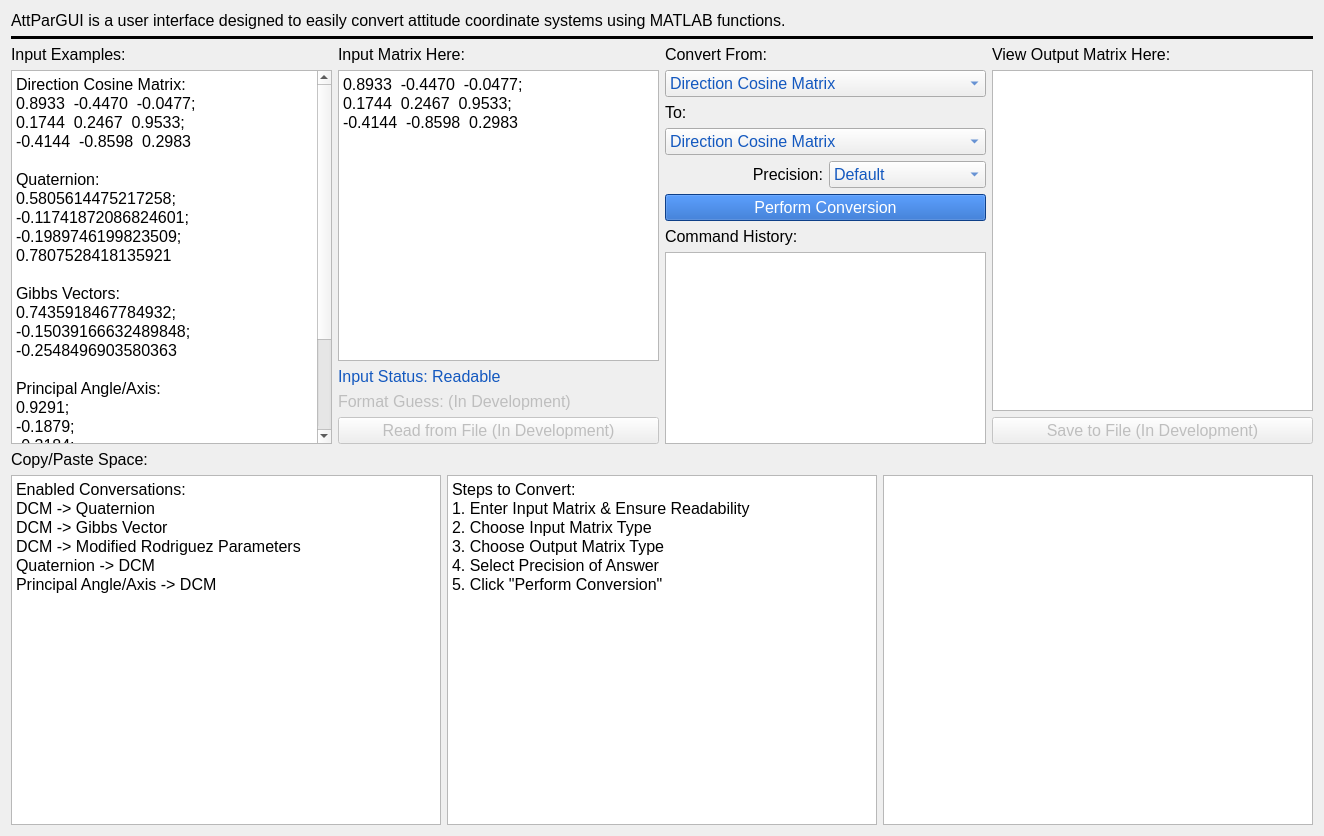
First picture: the form in Attitude/AttPar/Python_AttPar/attpar_ui.ui, repository Kheirlb/460_Project_Code, before the edit.
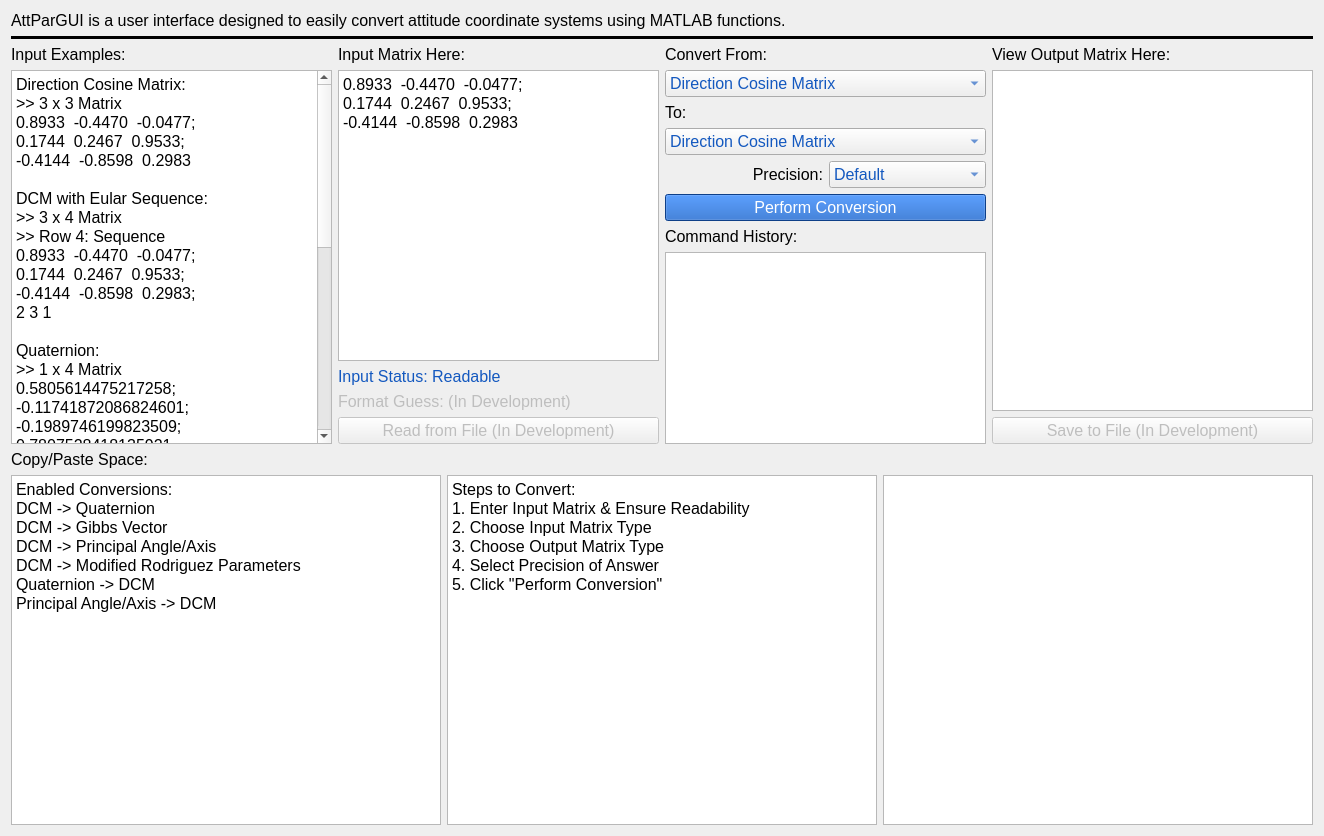
Second picture: the form after the edit.

Diff of the .ui file:
```diff
--- a/Attitude/AttPar/Python_AttPar/attpar_ui.ui
+++ b/Attitude/AttPar/Python_AttPar/attpar_ui.ui
@@ -67,29 +67,44 @@
 &lt;html&gt;&lt;head&gt;&lt;meta name=&quot;qrichtext&quot; content=&quot;1&quot; /&gt;&lt;style type=&quot;text/css&quot;&gt;
 p, li { white-space: pre-wrap; }
 &lt;/style&gt;&lt;/head&gt;&lt;body style=&quot; font-family:'MS Shell Dlg 2'; font-size:12pt; font-weight:400; font-style:normal;&quot;&gt;
-&lt;p style=&quot; margin-top:0px; margin-bottom:0px; margin-left:0px; margin-right:0px; -qt-block-indent:0; text-indent:0px;&quot;&gt;Direction Cosine Matrix:&lt;/p&gt;
+&lt;p style=&quot; margin-top:0px; margin-bottom:0px; margin-left:0px; margin-right:0px; -qt-block-indent:0; text-indent:0px;&quot;&gt;Direction Cosine Matrix: &lt;/p&gt;
+&lt;p style=&quot; margin-top:0px; margin-bottom:0px; margin-left:0px; margin-right:0px; -qt-block-indent:0; text-indent:0px;&quot;&gt;&amp;gt;&amp;gt; 3 x 3 Matrix&lt;/p&gt;
 &lt;p style=&quot; margin-top:0px; margin-bottom:0px; margin-left:0px; margin-right:0px; -qt-block-indent:0; text-indent:0px;&quot;&gt;&lt;span style=&quot; color:#000000;&quot;&gt;0.8933  -0.4470  -0.0477;&lt;/span&gt;&lt;/p&gt;
 &lt;p style=&quot; margin-top:0px; margin-bottom:0px; margin-left:0px; margin-right:0px; -qt-block-indent:0; text-indent:0px;&quot;&gt;&lt;span style=&quot; color:#000000;&quot;&gt;0.1744  0.2467  0.9533;&lt;/span&gt;&lt;/p&gt;
 &lt;p style=&quot; margin-top:0px; margin-bottom:0px; margin-left:0px; margin-right:0px; -qt-block-indent:0; text-indent:0px;&quot;&gt;&lt;span style=&quot; color:#000000;&quot;&gt;-0.4144  -0.8598  0.2983&lt;/span&gt;&lt;/p&gt;
 &lt;p style=&quot;-qt-paragraph-type:empty; margin-top:0px; margin-bottom:0px; margin-left:0px; margin-right:0px; -qt-block-indent:0; text-indent:0px; color:#000000;&quot;&gt;&lt;br /&gt;&lt;/p&gt;
-&lt;p style=&quot; margin-top:0px; margin-bottom:0px; margin-left:0px; margin-right:0px; -qt-block-indent:0; text-indent:0px;&quot;&gt;Quaternion:&lt;/p&gt;
+&lt;p style=&quot; margin-top:0px; margin-bottom:0px; margin-left:0px; margin-right:0px; -qt-block-indent:0; text-indent:0px;&quot;&gt;&lt;span style=&quot; color:#000000;&quot;&gt;DCM with Eular Sequence: &lt;/span&gt;&lt;/p&gt;
+&lt;p style=&quot; margin-top:0px; margin-bottom:0px; margin-left:0px; margin-right:0px; -qt-block-indent:0; text-indent:0px;&quot;&gt;&lt;span style=&quot; color:#000000;&quot;&gt;&amp;gt;&amp;gt; 3 x 4 Matrix&lt;/span&gt;&lt;/p&gt;
+&lt;p style=&quot; margin-top:0px; margin-bottom:0px; margin-left:0px; margin-right:0px; -qt-block-indent:0; text-indent:0px;&quot;&gt;&lt;span style=&quot; color:#000000;&quot;&gt;&amp;gt;&amp;gt; Row 4: Sequence&lt;/span&gt;&lt;/p&gt;
+&lt;p style=&quot; margin-top:0px; margin-bottom:0px; margin-left:0px; margin-right:0px; -qt-block-indent:0; text-indent:0px;&quot;&gt;&lt;span style=&quot; color:#000000;&quot;&gt;0.8933  -0.4470  -0.0477;&lt;/span&gt;&lt;/p&gt;
+&lt;p style=&quot; margin-top:0px; margin-bottom:0px; margin-left:0px; margin-right:0px; -qt-block-indent:0; text-indent:0px;&quot;&gt;&lt;span style=&quot; color:#000000;&quot;&gt;0.1744  0.2467  0.9533;&lt;/span&gt;&lt;/p&gt;
+&lt;p style=&quot; margin-top:0px; margin-bottom:0px; margin-left:0px; margin-right:0px; -qt-block-indent:0; text-indent:0px;&quot;&gt;&lt;span style=&quot; color:#000000;&quot;&gt;-0.4144  -0.8598  0.2983;&lt;/span&gt;&lt;/p&gt;
+&lt;p style=&quot; margin-top:0px; margin-bottom:0px; margin-left:0px; margin-right:0px; -qt-block-indent:0; text-indent:0px;&quot;&gt;2 3 1&lt;/p&gt;
+&lt;p style=&quot;-qt-paragraph-type:empty; margin-top:0px; margin-bottom:0px; margin-left:0px; margin-right:0px; -qt-block-indent:0; text-indent:0px; color:#000000;&quot;&gt;&lt;br /&gt;&lt;/p&gt;
+&lt;p style=&quot; margin-top:0px; margin-bottom:0px; margin-left:0px; margin-right:0px; -qt-block-indent:0; text-indent:0px;&quot;&gt;Quaternion: &lt;/p&gt;
+&lt;p style=&quot; margin-top:0px; margin-bottom:0px; margin-left:0px; margin-right:0px; -qt-block-indent:0; text-indent:0px;&quot;&gt;&amp;gt;&amp;gt; 1 x 4 Matrix&lt;/p&gt;
 &lt;p style=&quot; margin-top:0px; margin-bottom:0px; margin-left:0px; margin-right:0px; -qt-block-indent:0; text-indent:0px;&quot;&gt;0.5805614475217258;&lt;/p&gt;
 &lt;p style=&quot; margin-top:0px; margin-bottom:0px; margin-left:0px; margin-right:0px; -qt-block-indent:0; text-indent:0px;&quot;&gt;-0.11741872086824601;&lt;/p&gt;
 &lt;p style=&quot; margin-top:0px; margin-bottom:0px; margin-left:0px; margin-right:0px; -qt-block-indent:0; text-indent:0px;&quot;&gt;-0.1989746199823509;&lt;/p&gt;
 &lt;p style=&quot; margin-top:0px; margin-bottom:0px; margin-left:0px; margin-right:0px; -qt-block-indent:0; text-indent:0px;&quot;&gt;0.7807528418135921&lt;/p&gt;
 &lt;p style=&quot;-qt-paragraph-type:empty; margin-top:0px; margin-bottom:0px; margin-left:0px; margin-right:0px; -qt-block-indent:0; text-indent:0px; color:#000000;&quot;&gt;&lt;br /&gt;&lt;/p&gt;
 &lt;p style=&quot; margin-top:0px; margin-bottom:0px; margin-left:0px; margin-right:0px; -qt-block-indent:0; text-indent:0px;&quot;&gt;Gibbs Vectors: &lt;/p&gt;
+&lt;p style=&quot; margin-top:0px; margin-bottom:0px; margin-left:0px; margin-right:0px; -qt-block-indent:0; text-indent:0px;&quot;&gt;&amp;gt;&amp;gt; 1 x 3 Matrix&lt;/p&gt;
 &lt;p style=&quot; margin-top:0px; margin-bottom:0px; margin-left:0px; margin-right:0px; -qt-block-indent:0; text-indent:0px;&quot;&gt;0.7435918467784932;&lt;/p&gt;
 &lt;p style=&quot; margin-top:0px; margin-bottom:0px; margin-left:0px; margin-right:0px; -qt-block-indent:0; text-indent:0px;&quot;&gt;-0.15039166632489848;&lt;/p&gt;
 &lt;p style=&quot; margin-top:0px; margin-bottom:0px; margin-left:0px; margin-right:0px; -qt-block-indent:0; text-indent:0px;&quot;&gt;-0.2548496903580363&lt;/p&gt;
 &lt;p style=&quot;-qt-paragraph-type:empty; margin-top:0px; margin-bottom:0px; margin-left:0px; margin-right:0px; -qt-block-indent:0; text-indent:0px;&quot;&gt;&lt;br /&gt;&lt;/p&gt;
-&lt;p style=&quot; margin-top:0px; margin-bottom:0px; margin-left:0px; margin-right:0px; -qt-block-indent:0; text-indent:0px;&quot;&gt;Principal Angle/Axis:&lt;/p&gt;
+&lt;p style=&quot; margin-top:0px; margin-bottom:0px; margin-left:0px; margin-right:0px; -qt-block-indent:0; text-indent:0px;&quot;&gt;Principal Angle/Axis: &lt;/p&gt;
+&lt;p style=&quot; margin-top:0px; margin-bottom:0px; margin-left:0px; margin-right:0px; -qt-block-indent:0; text-indent:0px;&quot;&gt;&amp;gt;&amp;gt; 1 x 4 Matrix&lt;/p&gt;
+&lt;p style=&quot; margin-top:0px; margin-bottom:0px; margin-left:0px; margin-right:0px; -qt-block-indent:0; text-indent:0px;&quot;&gt;&amp;gt;&amp;gt; Row 1-3: e&lt;/p&gt;
+&lt;p style=&quot; margin-top:0px; margin-bottom:0px; margin-left:0px; margin-right:0px; -qt-block-indent:0; text-indent:0px;&quot;&gt;&amp;gt;&amp;gt; Row 4: phi in degrees&lt;/p&gt;
 &lt;p style=&quot; margin-top:0px; margin-bottom:0px; margin-left:0px; margin-right:0px; -qt-block-indent:0; text-indent:0px;&quot;&gt;0.9291; &lt;/p&gt;
 &lt;p style=&quot; margin-top:0px; margin-bottom:0px; margin-left:0px; margin-right:0px; -qt-block-indent:0; text-indent:0px;&quot;&gt;-0.1879;&lt;/p&gt;
 &lt;p style=&quot; margin-top:0px; margin-bottom:0px; margin-left:0px; margin-right:0px; -qt-block-indent:0; text-indent:0px;&quot;&gt;-0.3184;&lt;/p&gt;
 &lt;p style=&quot; margin-top:0px; margin-bottom:0px; margin-left:0px; margin-right:0px; -qt-block-indent:0; text-indent:0px;&quot;&gt;77.3409&lt;/p&gt;
 &lt;p style=&quot;-qt-paragraph-type:empty; margin-top:0px; margin-bottom:0px; margin-left:0px; margin-right:0px; -qt-block-indent:0; text-indent:0px;&quot;&gt;&lt;br /&gt;&lt;/p&gt;
 &lt;p style=&quot; margin-top:0px; margin-bottom:0px; margin-left:0px; margin-right:0px; -qt-block-indent:0; text-indent:0px;&quot;&gt;Modified Rodriguez Parameters: &lt;/p&gt;
+&lt;p style=&quot; margin-top:0px; margin-bottom:0px; margin-left:0px; margin-right:0px; -qt-block-indent:0; text-indent:0px;&quot;&gt;&amp;gt;&amp;gt; 1 x 3 Matrix&lt;/p&gt;
 &lt;p style=&quot; margin-top:0px; margin-bottom:0px; margin-left:0px; margin-right:0px; -qt-block-indent:0; text-indent:0px;&quot;&gt;71.86021796740117;&lt;/p&gt;
 &lt;p style=&quot; margin-top:0px; margin-bottom:0px; margin-left:0px; margin-right:0px; -qt-block-indent:0; text-indent:0px;&quot;&gt;-14.533749891702612;&lt;/p&gt;
 &lt;p style=&quot; margin-top:0px; margin-bottom:0px; margin-left:0px; margin-right:0px; -qt-block-indent:0; text-indent:0px;&quot;&gt;-24.628503361614406&lt;/p&gt;&lt;/body&gt;&lt;/html&gt;</string>
@@ -490,9 +505,10 @@
 &lt;html&gt;&lt;head&gt;&lt;meta name=&quot;qrichtext&quot; content=&quot;1&quot; /&gt;&lt;style type=&quot;text/css&quot;&gt;
 p, li { white-space: pre-wrap; }
 &lt;/style&gt;&lt;/head&gt;&lt;body style=&quot; font-family:'MS Shell Dlg 2'; font-size:12pt; font-weight:400; font-style:normal;&quot;&gt;
-&lt;p style=&quot; margin-top:0px; margin-bottom:0px; margin-left:0px; margin-right:0px; -qt-block-indent:0; text-indent:0px;&quot;&gt;Enabled Conversations:&lt;/p&gt;
+&lt;p style=&quot; margin-top:0px; margin-bottom:0px; margin-left:0px; margin-right:0px; -qt-block-indent:0; text-indent:0px;&quot;&gt;Enabled Conversions:&lt;/p&gt;
 &lt;p style=&quot; margin-top:0px; margin-bottom:0px; margin-left:0px; margin-right:0px; -qt-block-indent:0; text-indent:0px;&quot;&gt;DCM -&amp;gt; Quaternion&lt;/p&gt;
 &lt;p style=&quot; margin-top:0px; margin-bottom:0px; margin-left:0px; margin-right:0px; -qt-block-indent:0; text-indent:0px;&quot;&gt;DCM -&amp;gt; Gibbs Vector&lt;/p&gt;
+&lt;p style=&quot; margin-top:0px; margin-bottom:0px; margin-left:0px; margin-right:0px; -qt-block-indent:0; text-indent:0px;&quot;&gt;DCM -&amp;gt; Principal Angle/Axis&lt;/p&gt;
 &lt;p style=&quot; margin-top:0px; margin-bottom:0px; margin-left:0px; margin-right:0px; -qt-block-indent:0; text-indent:0px;&quot;&gt;DCM -&amp;gt; Modified Rodriguez Parameters&lt;/p&gt;
 &lt;p style=&quot; margin-top:0px; margin-bottom:0px; margin-left:0px; margin-right:0px; -qt-block-indent:0; text-indent:0px;&quot;&gt;Quaternion -&amp;gt; DCM&lt;/p&gt;
 &lt;p style=&quot; margin-top:0px; margin-bottom:0px; margin-left:0px; margin-right:0px; -qt-block-indent:0; text-indent:0px;&quot;&gt;Principal Angle/Axis -&amp;gt; DCM&lt;/p&gt;&lt;/body&gt;&lt;/html&gt;</string>
```
